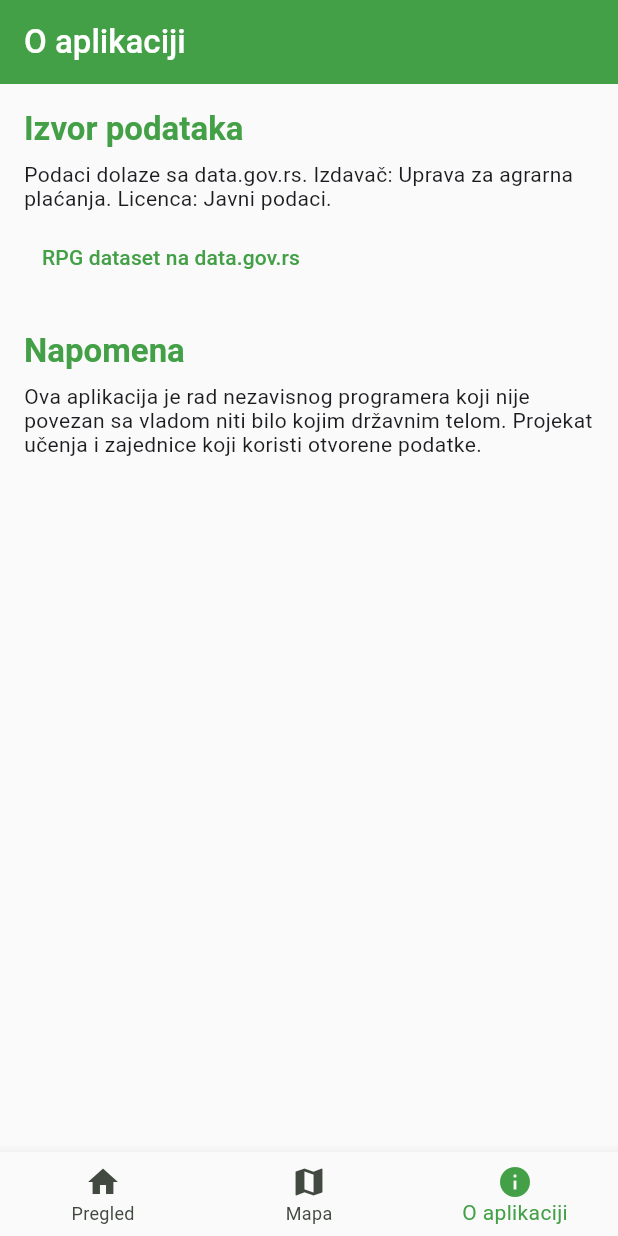
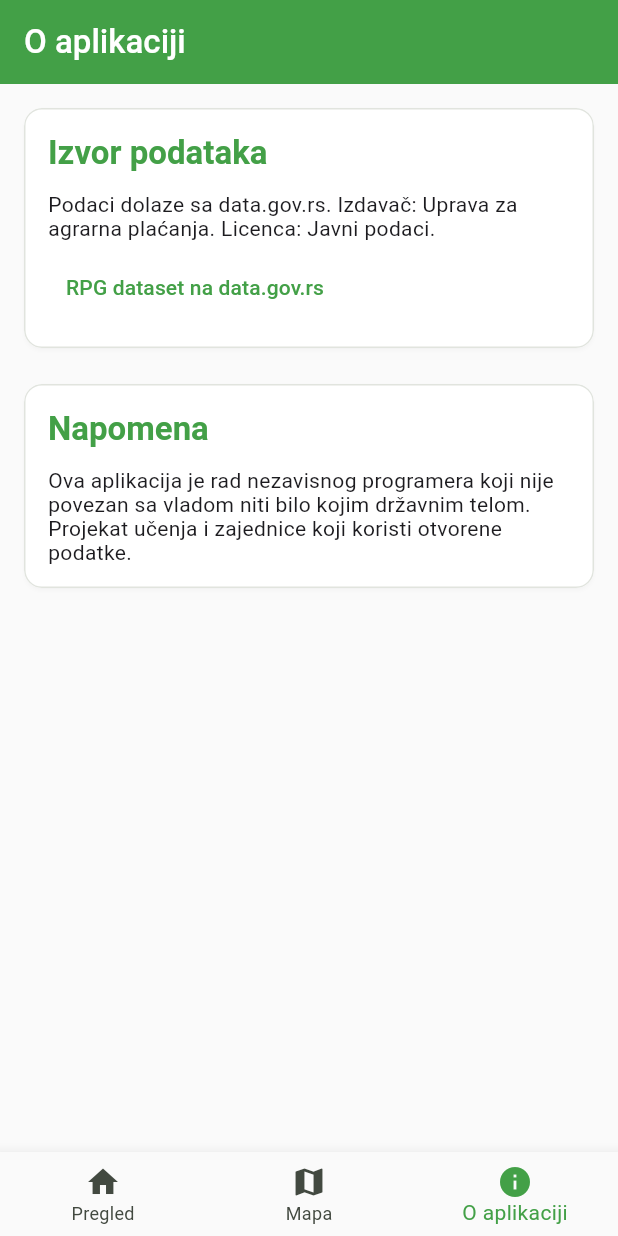
Before and after one commit to rus89/rpg, a Flutter app: the screen it shows after launch, item 3 of the bottom bar chosen, on a phone screen of 412 x 824 dp. Run offline on Flutter 3.47's test engine with Material 3 defaults, Android fonts, the phone set to English and light mode, and no system bars; our stand-ins replace drift, drift_flutter, fl_chart, flutter_riverpod, go_router; missing offline and left inert: enough_convert; accounts and stored records are empty; generated files the repository leaves out were written again; network calls fail.

Commit message:
About: Izvor podataka and Napomena in DataCards
Made-with: Cursor

```diff
--- a/lib/screens/about_screen.dart
+++ b/lib/screens/about_screen.dart
@@ -2,7 +2,7 @@
 // ABOUTME: Uses url_launcher Link for canonical dataset URL.
 
 import 'package:flutter/material.dart';
-import 'package:rpg/widgets/section_header.dart';
+import 'package:rpg/widgets/data_card.dart';
 import 'package:url_launcher/link.dart';
 
 /// Canonical RPG dataset URL (data.gov.rs).
@@ -19,9 +19,14 @@ class AboutScreen extends StatelessWidget {
       body: SingleChildScrollView(
         padding: const EdgeInsets.all(16),
         child: Column(
+          crossAxisAlignment: CrossAxisAlignment.stretch,
+          children: [
+            DataCard(
+              title: 'Izvor podataka',
+              child: Column(
                 crossAxisAlignment: CrossAxisAlignment.start,
+                mainAxisSize: MainAxisSize.min,
                 children: [
-            const SectionHeader(title: 'Izvor podataka'),
                   Text(
                     'Podaci dolaze sa data.gov.rs. Izdavač: Uprava za agrarna plaćanja. Licenca: Javni podaci.',
                     style: Theme.of(context).textTheme.bodyMedium,
@@ -34,12 +39,17 @@ class AboutScreen extends StatelessWidget {
                       child: const Text('RPG dataset na data.gov.rs'),
                     ),
                   ),
+                ],
+              ),
+            ),
             const SizedBox(height: 24),
-            const SectionHeader(title: 'Napomena'),
-            Text(
+            DataCard(
+              title: 'Napomena',
+              child: Text(
                 'Ova aplikacija je rad nezavisnog programera koji nije povezan sa vladom niti bilo kojim državnim telom. '
                 'Projekat učenja i zajednice koji koristi otvorene podatke.',
                 style: Theme.of(context).textTheme.bodyMedium,
+              ),
             ),
           ],
         ),
```
Lines whose indentation alone changed are shown as unchanged.
